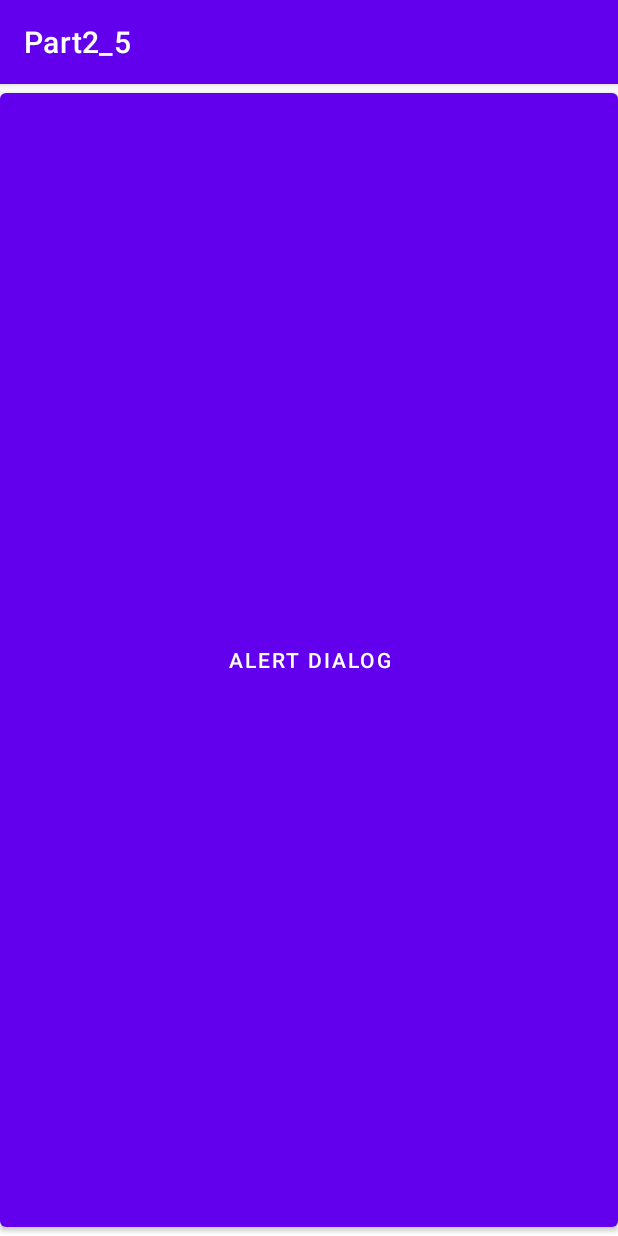
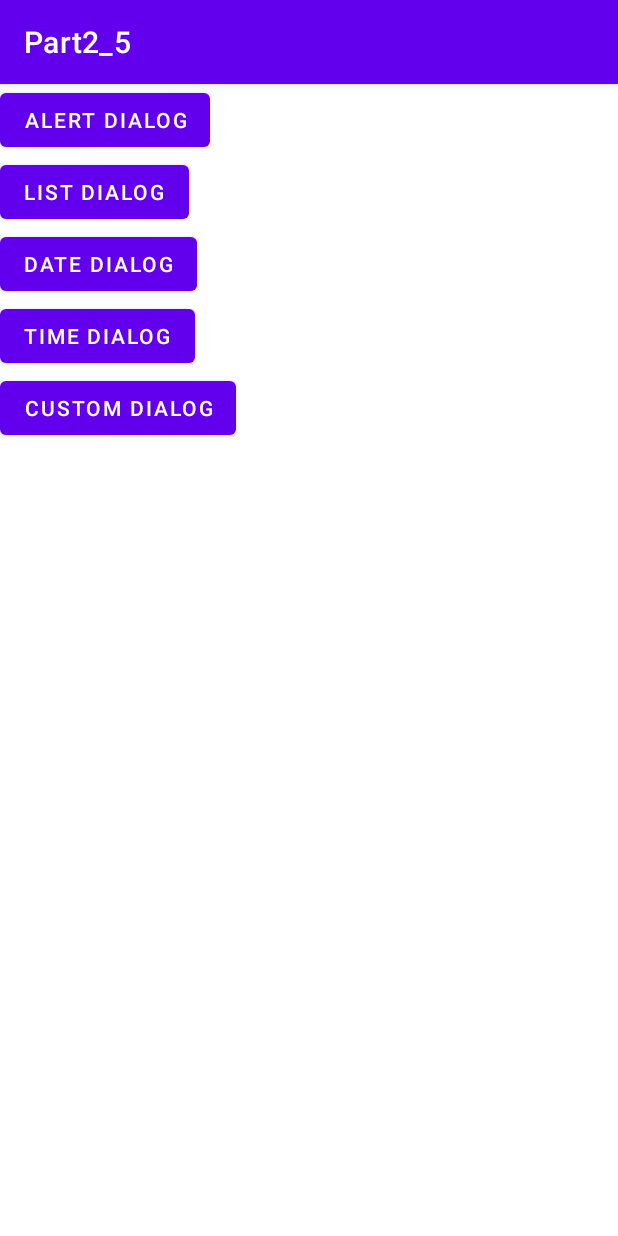
Before and after one commit to HAHYEM/androidtest, an Android app: the screen it shows after launch (Lab5_2Activity), on a phone screen of 412 x 824 dp. Run offline under Robolectric (Android 15) with nearby library versions, the phone set to English and light mode, and no system bars; Roboto replaces fonts that are not available here.

Commit message:
dialog mission success

```diff
--- a/part2_5/src/main/java/com/example/part2_5/Lab5_2Activity.java
+++ b/part2_5/src/main/java/com/example/part2_5/Lab5_2Activity.java
@@ -1,5 +1,6 @@
 package com.example.part2_5;
 
+import android.app.AlertDialog;
 import android.app.DatePickerDialog;
 import android.app.TimePickerDialog;
 import android.content.DialogInterface;
@@ -11,7 +12,6 @@ import android.widget.DatePicker;
 import android.widget.TimePicker;
 import android.widget.Toast;
 
-import androidx.appcompat.app.AlertDialog;
 import androidx.appcompat.app.AppCompatActivity;
 
 import java.util.Calendar;
@@ -124,10 +124,10 @@ public class Lab5_2Activity extends AppCompatActivity implements View.OnClickLis
             AlertDialog.Builder builder = new AlertDialog.Builder(this);
             //custom dialog를 위한 layout xml 초기화
             LayoutInflater inflater = (LayoutInflater) getSystemService(LAYOUT_INFLATER_SERVICE);
-            /*View view = inflater.inflate(R.layout.dialog_layout, null);
+            View view = inflater.inflate(R.layout.dialog_layout, null);
             builder.setView(view);
             builder.setPositiveButton("확인", dialogListener);
-            builder.setNegativeButton("취소", null);*/
+            builder.setNegativeButton("취소", null);
 
             customDialog = builder.create();
             customDialog.show();
--- a/part2_5/src/main/res/layout/activity_lab5_2.xml
+++ b/part2_5/src/main/res/layout/activity_lab5_2.xml
@@ -5,27 +5,27 @@
     android:orientation="vertical">
     <Button
         android:id="@+id/brn_alert"
-        android:layout_width="match_parent"
-        android:layout_height="match_parent"
+        android:layout_width="wrap_content"
+        android:layout_height="wrap_content"
         android:text="alert dialog"/>
     <Button
         android:id="@+id/btn_list"
-        android:layout_width="match_parent"
+        android:layout_width="wrap_content"
         android:layout_height="wrap_content"
         android:text="list dialog"/>
     <Button
         android:id="@+id/btn_date"
-        android:layout_width="match_parent"
+        android:layout_width="wrap_content"
         android:layout_height="wrap_content"
         android:text="date dialog"/>
     <Button
         android:id="@+id/btn_time"
-        android:layout_width="match_parent"
+        android:layout_width="wrap_content"
         android:layout_height="wrap_content"
         android:text="time dialog"/>
     <Button
         android:id="@+id/btn_custom"
-        android:layout_width="match_parent"
+        android:layout_width="wrap_content"
         android:layout_height="wrap_content"
         android:text="custom dialog"/>
 </LinearLayout>
--- a/part2_5/src/main/res/layout/dialog_layout.xml
+++ b/part2_5/src/main/res/layout/dialog_layout.xml
@@ -3,7 +3,6 @@
     xmlns:android="http://schemas.android.com/apk/res/android"
     android:layout_width="match_parent"
     android:layout_height="match_parent">
-
     <TextView
         android:id="@+id/text1"
         android:layout_width="wrap_content"
```
